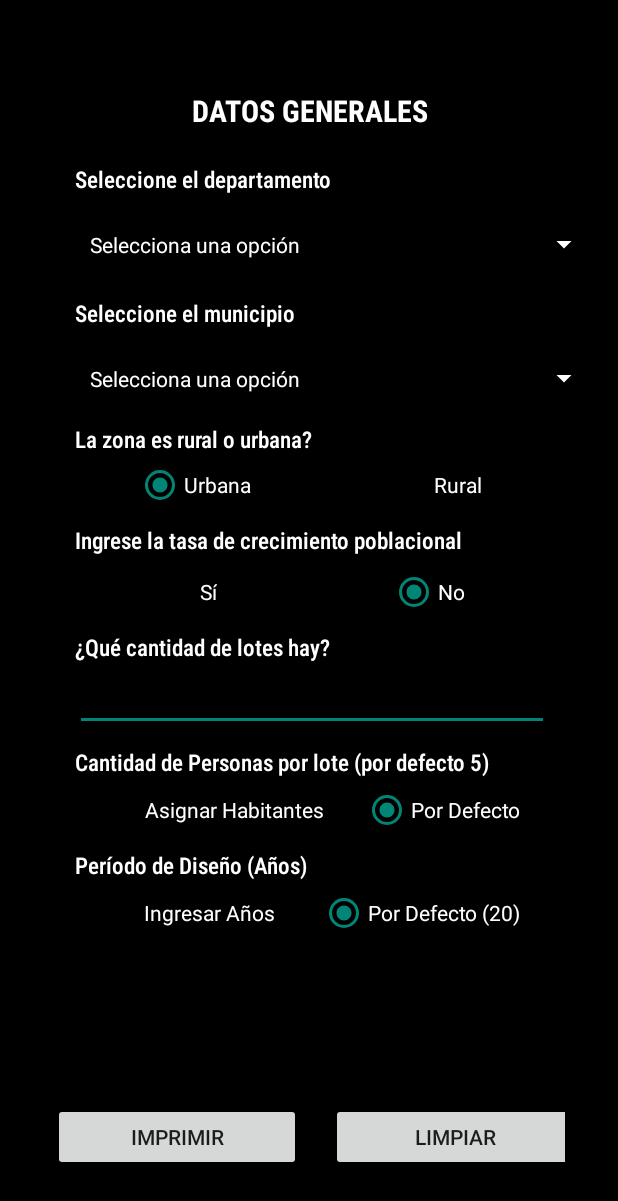
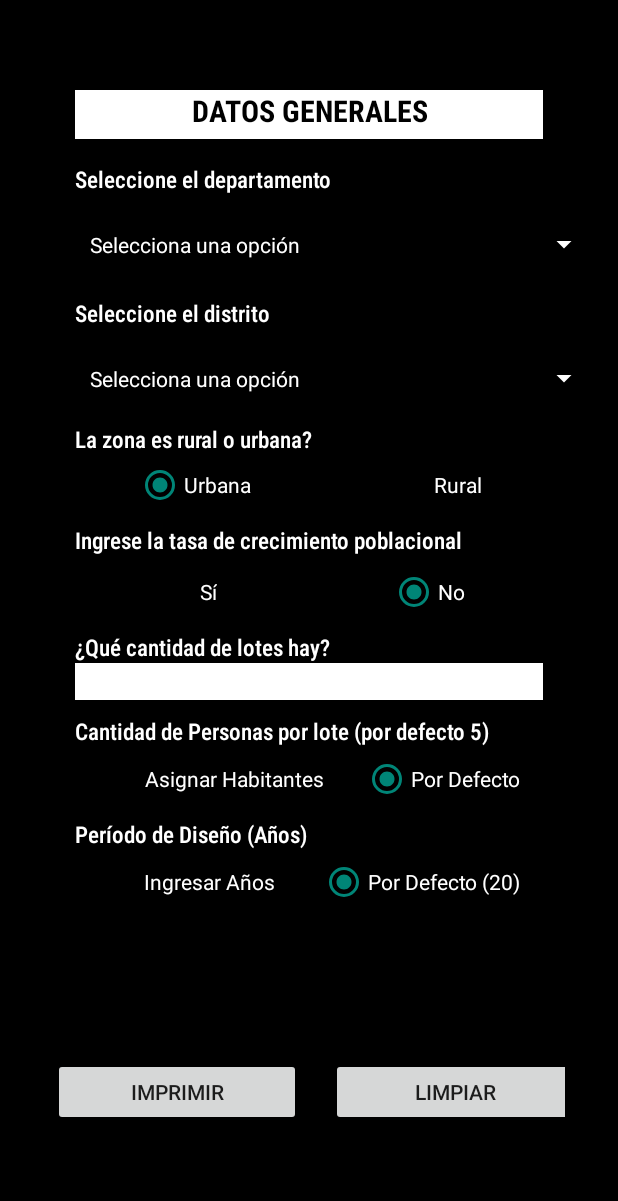
Before and after one commit to Oomars1/VolumenTanque, an Android app built with Jetpack Compose: the screen it shows after launch (MainActivity), on a phone screen of 412 x 824 dp. Shown: the top 1201 px of the screen. Run offline under Robolectric (Android 15) with nearby library versions, the phone set to English and light mode, and no system bars.

Commit message:
agregacion solo de distrito

```diff
--- a/app/src/main/AndroidManifest.xml
+++ b/app/src/main/AndroidManifest.xml
@@ -11,9 +11,9 @@
         android:allowBackup="true"
         android:dataExtractionRules="@xml/data_extraction_rules"
         android:fullBackupContent="@xml/backup_rules"
-        android:icon="@mipmap/ic_launcher"
+        android:icon="@mipmap/ues"
         android:label="@string/app_name"
-        android:roundIcon="@mipmap/ic_launcher_round"
+        android:roundIcon="@mipmap/ues"
         android:supportsRtl="true"
         android:theme="@style/Theme.CalculadoraDeVolumen"
         tools:targetApi="31">
@@ -21,7 +21,9 @@
             android:name=".MainActivity"
             android:exported="true"
             android:label="@string/app_name"
+            android:configChanges="orientation|screenSize"
             android:theme="@style/Theme.CalculadoraDeVolumen">
+
             <intent-filter>
                 <action android:name="android.intent.action.MAIN" />
 
--- a/app/src/main/res/layout/activity_main.xml
+++ b/app/src/main/res/layout/activity_main.xml
@@ -11,8 +11,9 @@
 
     <!--este es el boton de imprimir ojo ira hasta el final-->
     <ScrollView
-        android:layout_width="380dp"
-        android:layout_height="700dp"
+        android:layout_width="match_parent"
+        android:layout_height="0dp"
+        android:layout_weight="1"
         android:scrollbarSize="0dp">
 
         <LinearLayout
@@ -35,7 +36,8 @@
                 android:textAllCaps="true"
                 android:textSize="20sp"
                 android:textStyle="bold"
-                android:textColor="#FFFFFF"/>
+                android:textColor="#000000"
+                android:background="#FFFFFF"/>
 
             <!-- TextView para "Seleccionar departamento" -->
             <TextView
@@ -72,7 +74,7 @@
                 android:fontFamily="sans-serif-condensed-medium"
                 android:gravity=""
                 android:paddingBottom="8dp"
-                android:text="@string/hint_select_municipality"
+                android:text="Seleccione el distrito"
                 android:textSize="15sp"
                 android:textColor="#FFFFFF"/>
 
@@ -136,7 +138,12 @@
                 android:gravity=""
                 android:text="Ingrese la tasa de crecimiento poblacional"
                 android:textSize="15sp"
-                android:textColor="#FFFFFF"/>
+                android:textColor="#FFFFFF"
+                android:shadowColor="#000000"
+            android:shadowDx="1"
+            android:shadowDy="1"
+            android:shadowRadius="1"
+            android:background="#000000"  />
 
             <RadioGroup
                 android:id="@+id/radioGroupYesNo"
@@ -173,7 +180,10 @@
                 android:layout_marginTop="16dp"
                 android:hint="Ingrese la taza"
                 android:visibility="gone"
-                android:textColor="#FFFFFF"/>
+                android:textColor="#000000"
+                android:background="#FFFFFF"
+                android:textStyle="bold"
+                />
 
             <!--lotes-->
 
@@ -198,7 +208,9 @@
                 android:layout_width="353dp"
                 android:layout_height="wrap_content"
                 android:hint=""
-                android:textColor="#FFFFFF"/>
+                android:textColor="#000000"
+                android:background="#FFFFFF"
+                android:textStyle="bold"/>
 
             <TextView
                 android:id="@+id/personasLote"
@@ -245,7 +257,9 @@
                 android:layout_marginTop="16dp"
                 android:hint="Cuantas personas desea asignar"
                 android:visibility="gone"
-                android:textColor="#FFFFFF"/>
+                android:textColor="#000000"
+                android:background="#FFFFFF"
+                android:textStyle="bold"/>
 
             <TextView
                 android:id="@+id/periodoDisenoTextView"
@@ -293,7 +307,9 @@
                 android:layout_marginTop="16dp"
                 android:hint="Ingrese el período de diseño"
                 android:visibility="gone"
-                android:textColor="#FFFFFF"/>
+                android:textColor=" #FFFFFF"
+                android:background="#000000"
+                android:textStyle="bold"/>
 
             <!-- Encabezado de la tabla comienza
 
--- a/app/src/main/res/values/strings.xml
+++ b/app/src/main/res/values/strings.xml
@@ -1,5 +1,5 @@
 <resources>
-    <string name="app_name">Tank Volume Calculator</string>
+    <string name="app_name"> Calculadora de Volumen  </string>
     <string name="hint_select_department">Seleccione el departamento</string>
     <string name="hint_select_municipality">Seleccione el municipio</string>
     <string name="la_zona_es_rural_o_urbana">La zona es rural o urbana?</string>
```
Also changed, not shown: app/src/main/java/com/example/calculadoradevolumen/MainActivity.kt (+5 -9 lines).
